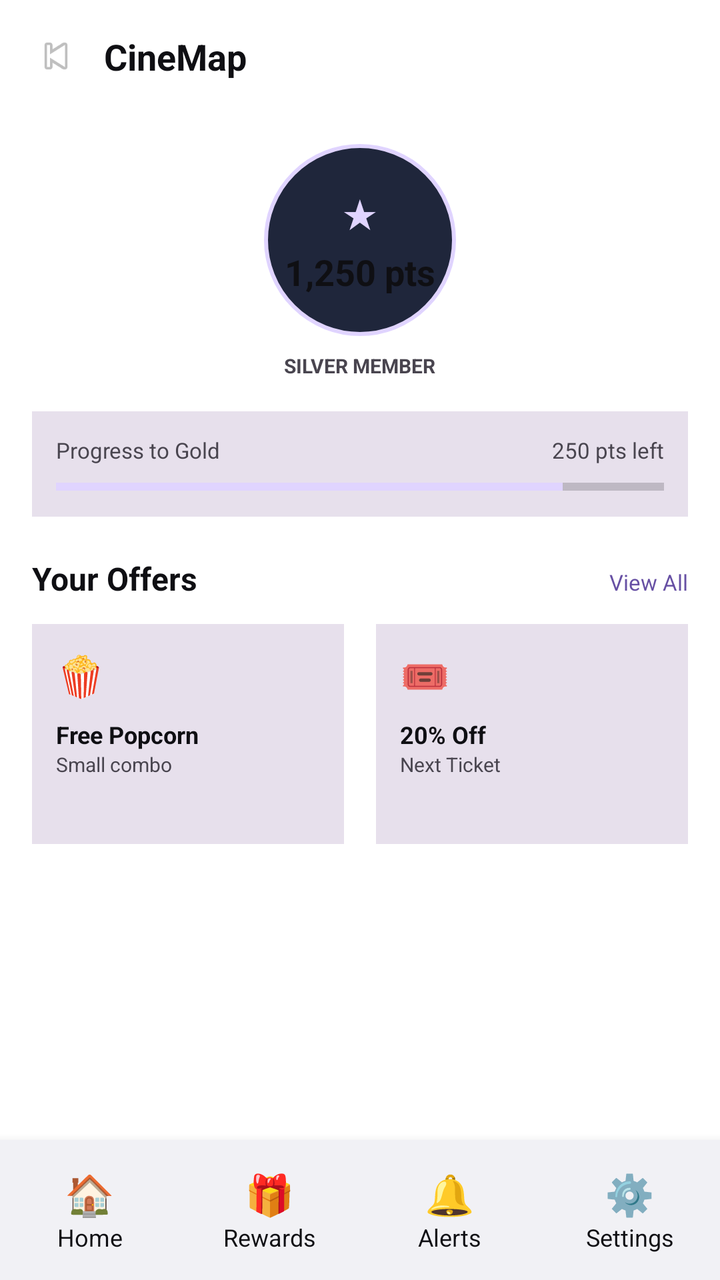
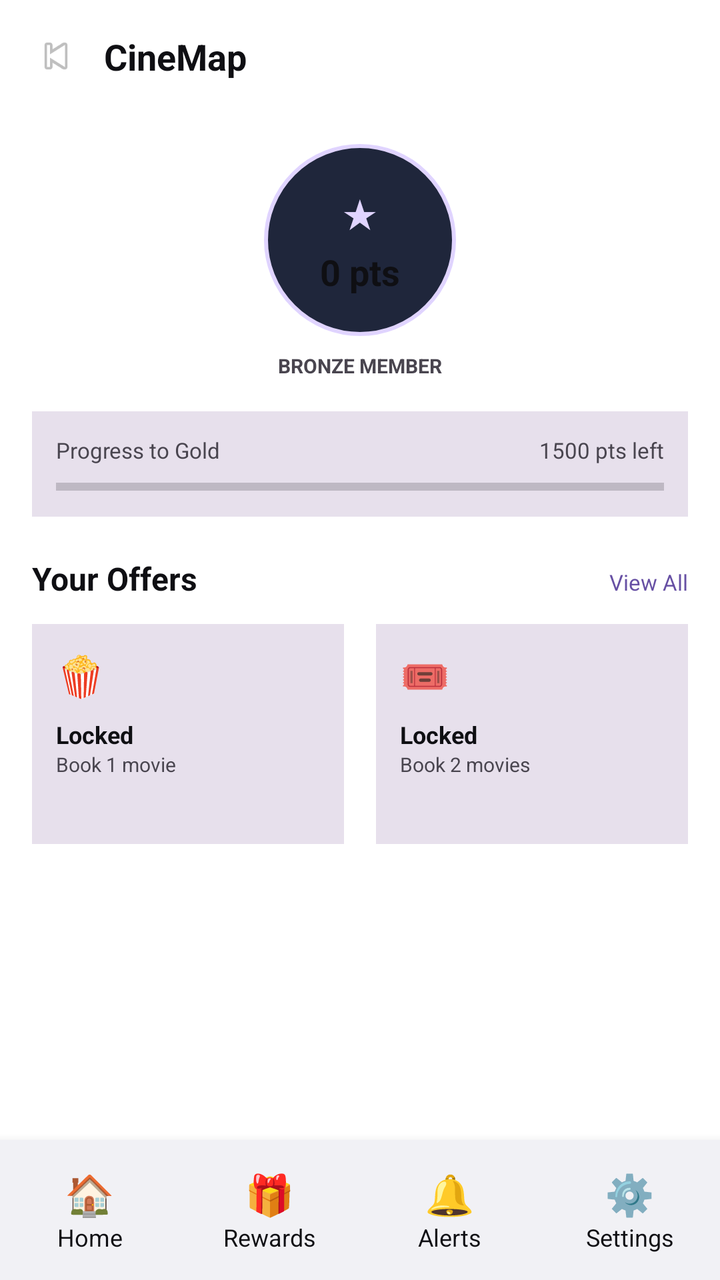

The first picture is an Android layout as it rendered before a commit; the second is the same layout after the commit. The layout source and the unified diff follow.
<!-- AndroidManifest.xml: application theme Theme.CineMap -->
<!-- res/layout/activity_rewards.xml -->
<?xml version="1.0" encoding="utf-8"?>
<LinearLayout xmlns:android="http://schemas.android.com/apk/res/android"
    android:layout_width="match_parent"
    android:layout_height="match_parent"
    android:orientation="vertical"
    android:background="?attr/colorBackground">

    <LinearLayout android:layout_width="match_parent" android:layout_height="56dp" android:orientation="horizontal" android:gravity="center_vertical" android:padding="16dp">
        <ImageView
            android:id="@+id/btnHome"
            android:layout_width="24dp"
            android:layout_height="24dp"
            android:src="@android:drawable/ic_media_previous"
            android:layout_marginEnd="12dp"
            android:contentDescription="Back" />
        <TextView android:layout_width="0dp" android:layout_weight="1" android:layout_height="wrap_content" android:text="CineMap" android:textColor="?attr/colorOnBackground" android:textSize="18sp" android:textStyle="bold"/>
    </LinearLayout>

    <ScrollView android:layout_width="match_parent" android:layout_height="0dp" android:layout_weight="1">
        <LinearLayout android:layout_width="match_parent" android:layout_height="wrap_content" android:orientation="vertical" android:padding="16dp" android:gravity="center_horizontal">
            <LinearLayout android:layout_width="96dp" android:layout_height="96dp" android:background="@drawable/bg_circle_points" android:gravity="center" android:orientation="vertical">
                <TextView android:text="★" android:textColor="#E0D4FF" android:textSize="20sp" android:layout_width="wrap_content" android:layout_height="wrap_content"/>
                <TextView android:layout_width="wrap_content" android:layout_height="wrap_content" android:text="1,250 pts" android:textColor="?attr/colorOnBackground" android:textStyle="bold" android:textSize="18sp" android:layout_marginTop="4dp"/>
            </LinearLayout>
            <TextView android:text="SILVER MEMBER" android:textColor="?attr/colorOnSurfaceVariant" android:textSize="10sp" android:textStyle="bold" android:layout_marginTop="8dp" android:layout_width="wrap_content" android:layout_height="wrap_content"/>

            <LinearLayout android:layout_width="match_parent" android:layout_height="wrap_content" android:orientation="vertical" android:layout_marginTop="16dp" android:background="?attr/colorSurfaceVariant" android:padding="12dp">
                <LinearLayout android:layout_width="match_parent" android:layout_height="wrap_content" android:orientation="horizontal">
                    <TextView android:text="Progress to Gold" android:textColor="?attr/colorOnSurfaceVariant" android:textSize="11sp" android:layout_weight="1" android:layout_width="0dp" android:layout_height="wrap_content"/>
                    <TextView android:text="250 pts left" android:textColor="?attr/colorOnSurfaceVariant" android:textSize="11sp" android:layout_width="wrap_content" android:layout_height="wrap_content"/>
                </LinearLayout>
                <ProgressBar android:id="@+id/progressGold" style="?android:attr/progressBarStyleHorizontal" android:layout_width="match_parent" android:layout_height="6dp" android:layout_marginTop="8dp" android:max="1500" android:progress="1250" android:progressTint="#E0D4FF"/>
            </LinearLayout>

            <LinearLayout android:layout_width="match_parent" android:layout_height="wrap_content" android:orientation="horizontal" android:layout_marginTop="20dp">
                <TextView android:text="Your Offers" android:textColor="?attr/colorOnBackground" android:textSize="16sp" android:textStyle="bold" android:layout_weight="1" android:layout_width="0dp" android:layout_height="wrap_content"/>
                <TextView android:id="@+id/btnViewAll" android:text="View All" android:textColor="?attr/colorPrimary" android:textSize="11sp" android:layout_width="wrap_content" android:layout_height="wrap_content"/>
            </LinearLayout>

            <LinearLayout android:layout_width="match_parent" android:layout_height="wrap_content" android:orientation="horizontal" android:layout_marginTop="12dp">
                <LinearLayout android:id="@+id/cardPopcorn" android:layout_width="0dp" android:layout_weight="1" android:layout_height="110dp" android:orientation="vertical" android:background="?attr/colorSurfaceVariant" android:padding="12dp" android:layout_marginEnd="8dp">
                    <TextView android:text="🍿" android:textSize="20sp" android:layout_width="wrap_content" android:layout_height="wrap_content"/>
                    <TextView android:text="Free Popcorn" android:textColor="?attr/colorOnBackground" android:textSize="12sp" android:textStyle="bold" android:layout_marginTop="8dp" android:layout_width="wrap_content" android:layout_height="wrap_content"/>
                    <TextView android:text="Small combo" android:textColor="?attr/colorOnSurfaceVariant" android:textSize="10sp" android:layout_width="wrap_content" android:layout_height="wrap_content"/>
                </LinearLayout>
                <LinearLayout android:id="@+id/cardDiscount" android:layout_width="0dp" android:layout_weight="1" android:layout_height="110dp" android:orientation="vertical" android:background="?attr/colorSurfaceVariant" android:padding="12dp" android:layout_marginStart="8dp">
                    <TextView android:text="🎟️" android:textSize="20sp" android:layout_width="wrap_content" android:layout_height="wrap_content"/>
                    <TextView android:text="20% Off" android:textColor="?attr/colorOnBackground" android:textSize="12sp" android:textStyle="bold" android:layout_marginTop="8dp" android:layout_width="wrap_content" android:layout_height="wrap_content"/>
                    <TextView android:text="Next Ticket" android:textColor="?attr/colorOnSurfaceVariant" android:textSize="10sp" android:layout_width="wrap_content" android:layout_height="wrap_content"/>
                </LinearLayout>
            </LinearLayout>
        </LinearLayout>
    </ScrollView>
    <include layout="@layout/layout_bottom_nav"/>
</LinearLayout>
<!-- res/layout/layout_bottom_nav.xml (included above) -->
<?xml version="1.0" encoding="utf-8"?>
<LinearLayout xmlns:android="http://schemas.android.com/apk/res/android"
    android:layout_width="match_parent"
    android:layout_height="70dp"
    android:orientation="horizontal"
    android:background="?attr/colorCard"
    android:gravity="center"
    android:elevation="8dp">

    <LinearLayout android:id="@+id/navHome" android:layout_width="0dp" android:layout_weight="1" android:layout_height="match_parent" android:orientation="vertical" android:gravity="center" android:clickable="true" android:focusable="true">
        <TextView android:layout_width="wrap_content" android:layout_height="wrap_content" android:text="🏠" android:textSize="20sp"/>
        <TextView android:layout_width="wrap_content" android:layout_height="wrap_content" android:text="Home" android:textColor="?attr/colorText" android:textSize="12sp"/>
    </LinearLayout>
    <LinearLayout android:id="@+id/navRewards" android:layout_width="0dp" android:layout_weight="1" android:layout_height="match_parent" android:orientation="vertical" android:gravity="center">
        <TextView android:layout_width="wrap_content" android:layout_height="wrap_content" android:text="🎁" android:textSize="20sp"/>
        <TextView android:layout_width="wrap_content" android:layout_height="wrap_content" android:text="Rewards" android:textColor="?attr/colorText" android:textSize="12sp"/>
    </LinearLayout>
    <LinearLayout android:id="@+id/navNotifications" android:layout_width="0dp" android:layout_weight="1" android:layout_height="match_parent" android:orientation="vertical" android:gravity="center">
        <TextView android:layout_width="wrap_content" android:layout_height="wrap_content" android:text="🔔" android:textSize="20sp"/>
        <TextView android:layout_width="wrap_content" android:layout_height="wrap_content" android:text="Alerts" android:textColor="?attr/colorText" android:textSize="12sp"/>
    </LinearLayout>
    <LinearLayout android:id="@+id/navSettings" android:layout_width="0dp" android:layout_weight="1" android:layout_height="match_parent" android:orientation="vertical" android:gravity="center">
        <TextView android:layout_width="wrap_content" android:layout_height="wrap_content" android:text="⚙️" android:textSize="20sp"/>
        <TextView android:layout_width="wrap_content" android:layout_height="wrap_content" android:text="Settings" android:textColor="?attr/colorText" android:textSize="12sp"/>
    </LinearLayout>
</LinearLayout>
<!-- resources referenced by this layout -->
<resources>
  <!-- drawable bg_circle_points (drawable) -->
  <?xml version="1.0" encoding="utf-8"?>
  <shape xmlns:android="http://schemas.android.com/apk/res/android" android:shape="oval">
      <solid android:color="#1F263B"/>
      <stroke android:width="2dp" android:color="#E0D4FF"/>
  </shape>
  <style name="Theme.CineMap" parent="Theme.Material3.Light.NoActionBar">
          <item name="colorBackground">@android:color/white</item>
          <item name="colorOnBackground">#0F0F13</item>
          <item name="colorSurface">@android:color/white</item>
          <item name="colorOnSurface">#0F0F13</item>
          <item name="colorCard">#F1F1F5</item>
          <item name="colorText">#0F0F13</item>
          <item name="android:windowBackground">@android:color/white</item>
      </style>
</resources>

<!-- the commit's change to res/layout/activity_rewards.xml (unified diff, before → after) -->
@@ -11,8 +11,7 @@
             android:layout_width="24dp"
             android:layout_height="24dp"
             android:src="@android:drawable/ic_media_previous"
-            android:layout_marginEnd="12dp"
-            android:contentDescription="Back" />
+            android:layout_marginEnd="12dp" />
         <TextView android:layout_width="0dp" android:layout_weight="1" android:layout_height="wrap_content" android:text="CineMap" android:textColor="?attr/colorOnBackground" android:textSize="18sp" android:textStyle="bold"/>
     </LinearLayout>
 
@@ -20,16 +19,16 @@
         <LinearLayout android:layout_width="match_parent" android:layout_height="wrap_content" android:orientation="vertical" android:padding="16dp" android:gravity="center_horizontal">
             <LinearLayout android:layout_width="96dp" android:layout_height="96dp" android:background="@drawable/bg_circle_points" android:gravity="center" android:orientation="vertical">
                 <TextView android:text="★" android:textColor="#E0D4FF" android:textSize="20sp" android:layout_width="wrap_content" android:layout_height="wrap_content"/>
-                <TextView android:layout_width="wrap_content" android:layout_height="wrap_content" android:text="1,250 pts" android:textColor="?attr/colorOnBackground" android:textStyle="bold" android:textSize="18sp" android:layout_marginTop="4dp"/>
+                <TextView android:id="@+id/tvPoints" android:layout_width="wrap_content" android:layout_height="wrap_content" android:text="0 pts" android:textColor="?attr/colorOnBackground" android:textStyle="bold" android:textSize="18sp" android:layout_marginTop="4dp"/>
             </LinearLayout>
-            <TextView android:text="SILVER MEMBER" android:textColor="?attr/colorOnSurfaceVariant" android:textSize="10sp" android:textStyle="bold" android:layout_marginTop="8dp" android:layout_width="wrap_content" android:layout_height="wrap_content"/>
+            <TextView android:id="@+id/tvLevel" android:text="BRONZE MEMBER" android:textColor="?attr/colorOnSurfaceVariant" android:textSize="10sp" android:textStyle="bold" android:layout_marginTop="8dp" android:layout_width="wrap_content" android:layout_height="wrap_content"/>
 
             <LinearLayout android:layout_width="match_parent" android:layout_height="wrap_content" android:orientation="vertical" android:layout_marginTop="16dp" android:background="?attr/colorSurfaceVariant" android:padding="12dp">
                 <LinearLayout android:layout_width="match_parent" android:layout_height="wrap_content" android:orientation="horizontal">
                     <TextView android:text="Progress to Gold" android:textColor="?attr/colorOnSurfaceVariant" android:textSize="11sp" android:layout_weight="1" android:layout_width="0dp" android:layout_height="wrap_content"/>
-                    <TextView android:text="250 pts left" android:textColor="?attr/colorOnSurfaceVariant" android:textSize="11sp" android:layout_width="wrap_content" android:layout_height="wrap_content"/>
+                    <TextView android:id="@+id/tvPointsLeft" android:text="1500 pts left" android:textColor="?attr/colorOnSurfaceVariant" android:textSize="11sp" android:layout_width="wrap_content" android:layout_height="wrap_content"/>
                 </LinearLayout>
-                <ProgressBar android:id="@+id/progressGold" style="?android:attr/progressBarStyleHorizontal" android:layout_width="match_parent" android:layout_height="6dp" android:layout_marginTop="8dp" android:max="1500" android:progress="1250" android:progressTint="#E0D4FF"/>
+                <ProgressBar android:id="@+id/progressGold" style="?android:attr/progressBarStyleHorizontal" android:layout_width="match_parent" android:layout_height="6dp" android:layout_marginTop="8dp" android:max="1500" android:progress="0" android:progressTint="#E0D4FF"/>
             </LinearLayout>
 
             <LinearLayout android:layout_width="match_parent" android:layout_height="wrap_content" android:orientation="horizontal" android:layout_marginTop="20dp">
@@ -40,14 +39,19 @@
             <LinearLayout android:layout_width="match_parent" android:layout_height="wrap_content" android:orientation="horizontal" android:layout_marginTop="12dp">
                 <LinearLayout android:id="@+id/cardPopcorn" android:layout_width="0dp" android:layout_weight="1" android:layout_height="110dp" android:orientation="vertical" android:background="?attr/colorSurfaceVariant" android:padding="12dp" android:layout_marginEnd="8dp">
                     <TextView android:text="🍿" android:textSize="20sp" android:layout_width="wrap_content" android:layout_height="wrap_content"/>
-                    <TextView android:text="Free Popcorn" android:textColor="?attr/colorOnBackground" android:textSize="12sp" android:textStyle="bold" android:layout_marginTop="8dp" android:layout_width="wrap_content" android:layout_height="wrap_content"/>
-                    <TextView android:text="Small combo" android:textColor="?attr/colorOnSurfaceVariant" android:textSize="10sp" android:layout_width="wrap_content" android:layout_height="wrap_content"/>
+                    <TextView android:id="@+id/tvPopcornTitle" android:text="Locked" android:textColor="?attr/colorOnBackground" android:textSize="12sp" android:textStyle="bold" android:layout_marginTop="8dp" android:layout_width="wrap_content" android:layout_height="wrap_content"/>
+                    <TextView android:id="@+id/tvPopcornDesc" android:text="Book 1 movie" android:textColor="?attr/colorOnSurfaceVariant" android:textSize="10sp" android:layout_width="wrap_content" android:layout_height="wrap_content"/>
                 </LinearLayout>
                 <LinearLayout android:id="@+id/cardDiscount" android:layout_width="0dp" android:layout_weight="1" android:layout_height="110dp" android:orientation="vertical" android:background="?attr/colorSurfaceVariant" android:padding="12dp" android:layout_marginStart="8dp">
                     <TextView android:text="🎟️" android:textSize="20sp" android:layout_width="wrap_content" android:layout_height="wrap_content"/>
-                    <TextView android:text="20% Off" android:textColor="?attr/colorOnBackground" android:textSize="12sp" android:textStyle="bold" android:layout_marginTop="8dp" android:layout_width="wrap_content" android:layout_height="wrap_content"/>
-                    <TextView android:text="Next Ticket" android:textColor="?attr/colorOnSurfaceVariant" android:textSize="10sp" android:layout_width="wrap_content" android:layout_height="wrap_content"/>
+                    <TextView android:id="@+id/tvDiscountTitle" android:text="Locked" android:textColor="?attr/colorOnBackground" android:textSize="12sp" android:textStyle="bold" android:layout_marginTop="8dp" android:layout_width="wrap_content" android:layout_height="wrap_content"/>
+                    <TextView android:id="@+id/tvDiscountDesc" android:text="Book 2 movies" android:textColor="?attr/colorOnSurfaceVariant" android:textSize="10sp" android:layout_width="wrap_content" android:layout_height="wrap_content"/>
                 </LinearLayout>
+            </LinearLayout>
+
+            <LinearLayout android:id="@+id/cardGuru" android:layout_width="match_parent" android:layout_height="wrap_content" android:orientation="vertical" android:background="?attr/colorSurfaceVariant" android:padding="12dp" android:layout_marginTop="12dp" android:visibility="gone">
+                <TextView android:text="🏆 MOVIE GURU BASKET" android:textColor="#E0D4FF" android:textSize="12sp" android:textStyle="bold" android:layout_width="wrap_content" android:layout_height="wrap_content"/>
+                <TextView android:text="Popcorn + Drink + Chocolate + Astros + 50% OFF" android:textColor="?attr/colorOnSurfaceVariant" android:textSize="11sp" android:layout_marginTop="4dp" android:layout_width="wrap_content" android:layout_height="wrap_content"/>
             </LinearLayout>
         </LinearLayout>
     </ScrollView>
